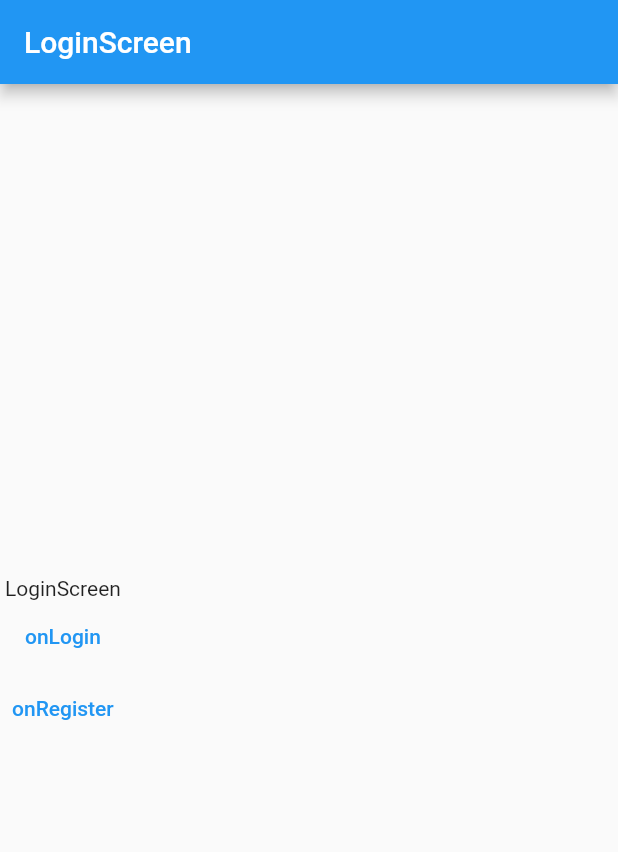
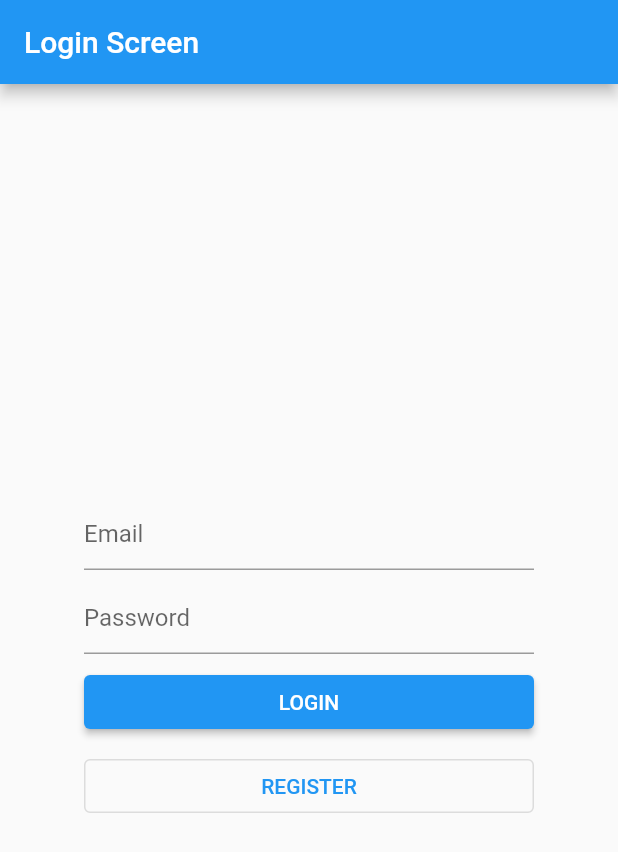
Before and after one commit to khairulanas/flutter_story, a Flutter app: the screen it shows after launch, on a phone screen of 412 x 824 dp. Shown: the top 852 px of the screen. Run offline on Flutter 3.47's test engine with Material 2 defaults, Android fonts, the light colour scheme and no system bars; our stand-ins replace dartz, equatable, shared_preferences; accounts and stored records are empty; statements that could not run were skipped.

Commit message:
login screen v1

```diff
--- a/lib/src/presentation/screen/login_screen.dart
+++ b/lib/src/presentation/screen/login_screen.dart
@@ -1,6 +1,8 @@
 import 'package:flutter/material.dart';
+import 'package:flutter_story/src/provider/auth_provider.dart';
+import 'package:provider/provider.dart';
 
-class LoginScreen extends StatelessWidget {
+class LoginScreen extends StatefulWidget {
   final Function() onLogin;
   final Function() onRegister;
 
@@ -11,25 +13,113 @@ class LoginScreen extends StatelessWidget {
   }) : super(key: key);
 
   @override
+  State<LoginScreen> createState() => _LoginScreenState();
+}
+
+class _LoginScreenState extends State<LoginScreen> {
+  final emailController = TextEditingController();
+
+  final passwordController = TextEditingController();
+
+  final formKey = GlobalKey<FormState>();
+
+  @override
+  void dispose() {
+    emailController.dispose();
+    passwordController.dispose();
+    super.dispose();
+  }
+
+  @override
   Widget build(BuildContext context) {
     return Scaffold(
       appBar: AppBar(
-        title: const Text('LoginScreen'),
+        title: const Text("Login Screen"),
       ),
-      body: Column(
-        mainAxisAlignment: MainAxisAlignment.center,
-        crossAxisAlignment: CrossAxisAlignment.center,
-        children: [
-          const Text("LoginScreen"),
-          TextButton(
-            onPressed: onLogin,
-            child: const Text("onLogin"),
+      body: Center(
+        child: ConstrainedBox(
+          constraints: const BoxConstraints(maxWidth: 300),
+
+          /// todo 16: add Form widget to handle form component, and
+          /// add component key
+          child: Form(
+            key: formKey,
+            child: SingleChildScrollView(
+              child: Column(
+                mainAxisAlignment: MainAxisAlignment.center,
+                crossAxisAlignment: CrossAxisAlignment.stretch,
+                children: [
+                  /// todo 15: add component like TextFormField and Button,
+                  /// add component like controller, hint, obscureText, and onPressed,
+                  /// dispose that controller, and
+                  /// add validation to validate the text.
+                  TextFormField(
+                    controller: emailController,
+                    validator: (value) {
+                      if (value == null || value.isEmpty) {
+                        return 'Please enter your email.';
+                      }
+                      return null;
+                    },
+                    decoration: const InputDecoration(
+                      hintText: "Email",
+                    ),
+                  ),
+                  const SizedBox(height: 8),
+                  TextFormField(
+                    controller: passwordController,
+                    obscureText: true,
+                    decoration: const InputDecoration(
+                      hintText: "Password",
+                    ),
+                    validator: (value) {
+                      if (value == null || value.isEmpty) {
+                        return 'Please enter your password.';
+                      }
+                      return null;
+                    },
+                  ),
+                  const SizedBox(height: 8),
+
+                  /// todo 18: update the UI when button is tapped.
+                  context.watch<AuthProvider>().isLoadingLogin
+                      ? const Center(child: CircularProgressIndicator())
+                      : ElevatedButton(
+                          onPressed: () async {
+                            if (formKey.currentState!.validate()) {
+                              final scaffoldMessenger =
+                                  ScaffoldMessenger.of(context);
+
+                              final authRead = context.read<AuthProvider>();
+
+                              final result = await authRead.login(
+                                  emailController.text,
+                                  passwordController.text);
+                              if (result) {
+                                widget.onLogin();
+                              } else {
+                                scaffoldMessenger.showSnackBar(
+                                  SnackBar(
+                                    content: Text(authRead.errMessage ?? ""),
+                                  ),
+                                );
+                              }
+                            }
+                          },
+                          child: const Text("LOGIN"),
+                        ),
+                  const SizedBox(height: 8),
+
+                  /// todo 19: update the function when button is tapped.
+                  OutlinedButton(
+                    onPressed: () => widget.onRegister(),
+                    child: const Text("REGISTER"),
+                  ),
+                ],
+              ),
+            ),
           ),
-          TextButton(
-            onPressed: onRegister,
-            child: const Text("onRegister"),
-          ),
-        ],
+        ),
       ),
     );
   }
```
